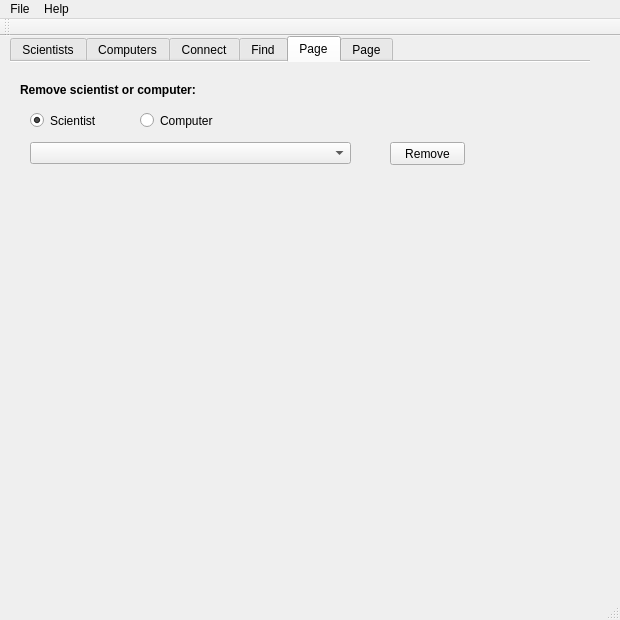
The window that 3hluti/mainwindow.ui (hj02/VV) describes before a commit, drawn with Qt 5.
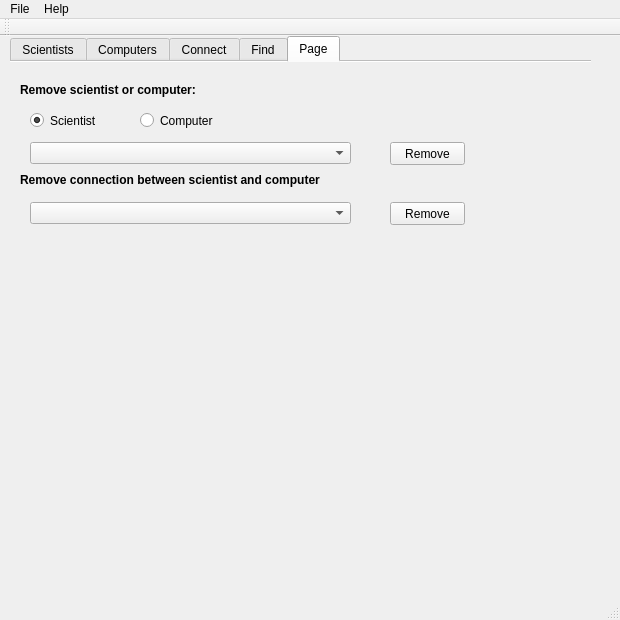
The same window after the commit. The open tabs and pages were chosen to show the change.

Patch:
```diff
--- a/3hluti/mainwindow.ui
+++ b/3hluti/mainwindow.ui
@@ -19,7 +19,7 @@
      <rect>
       <x>10</x>
       <y>0</y>
-      <width>580</width>
+      <width>581</width>
       <height>561</height>
      </rect>
     </property>
@@ -1072,11 +1072,48 @@
        <string>Remove scientist or computer:</string>
       </property>
      </widget>
-    </widget>
-    <widget class="QWidget" name="tab_2">
-     <attribute name="title">
-      <string>Page</string>
-     </attribute>
+     <widget class="QLabel" name="label_2">
+      <property name="geometry">
+       <rect>
+        <x>10</x>
+        <y>110</y>
+        <width>311</width>
+        <height>16</height>
+       </rect>
+      </property>
+      <property name="font">
+       <font>
+        <weight>75</weight>
+        <bold>true</bold>
+       </font>
+      </property>
+      <property name="text">
+       <string>Remove connection between scientist and computer</string>
+      </property>
+     </widget>
+     <widget class="QComboBox" name="comboBox2_Remove">
+      <property name="geometry">
+       <rect>
+        <x>20</x>
+        <y>140</y>
+        <width>321</width>
+        <height>22</height>
+       </rect>
+      </property>
+     </widget>
+     <widget class="QPushButton" name="remove2button">
+      <property name="geometry">
+       <rect>
+        <x>380</x>
+        <y>140</y>
+        <width>75</width>
+        <height>23</height>
+       </rect>
+      </property>
+      <property name="text">
+       <string>Remove</string>
+      </property>
+     </widget>
     </widget>
    </widget>
   </widget>
```
Left out of the diff: 72 changed lines with no effect on the pictures.
